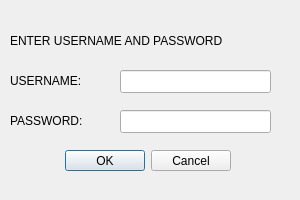
This is FlexVault_Qt/usercreationdialog.ui in andreaslydemann/FlexVault as Qt 5 draws it before an edit. The edited form follows.
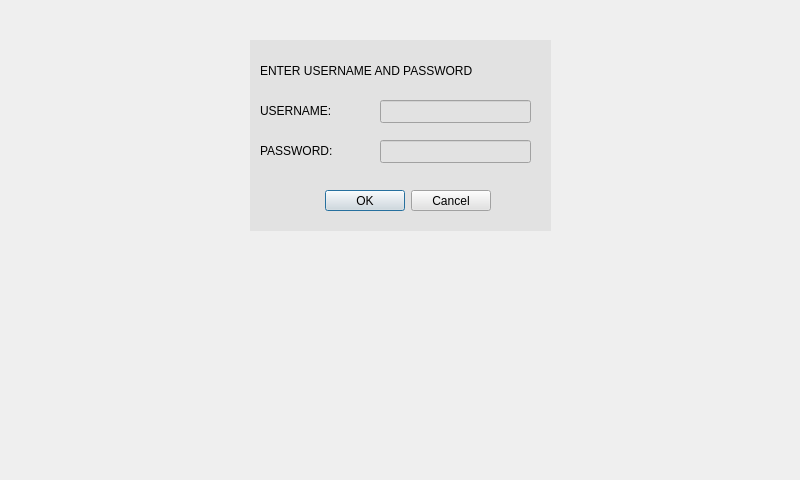
This is the edited form. Custom widgets are drawn as their Qt base class.

Commit message: Added virtual keyboard

```diff
--- a/FlexVault_Qt/usercreationdialog.ui
+++ b/FlexVault_Qt/usercreationdialog.ui
@@ -6,44 +6,44 @@
    <rect>
     <x>0</x>
     <y>0</y>
-    <width>300</width>
-    <height>200</height>
+    <width>800</width>
+    <height>480</height>
    </rect>
   </property>
   <property name="windowTitle">
    <string>Dialog</string>
   </property>
-  <widget class="QLabel" name="userIDLabel">
+  <widget class="QWidget" name="widget" native="true">
    <property name="geometry">
     <rect>
-     <x>10</x>
-     <y>70</y>
-     <width>111</width>
-     <height>21</height>
+     <x>250</x>
+     <y>40</y>
+     <width>301</width>
+     <height>191</height>
     </rect>
    </property>
-   <property name="text">
-    <string>USERNAME:</string>
+   <property name="styleSheet">
+    <string notr="true">border-color: rgb(0, 0, 0);
+background-color: rgb(226, 226, 226);</string>
    </property>
-  </widget>
-  <widget class="QLabel" name="passwordLabel">
+   <widget class="QLabel" name="msgLabel">
    <property name="geometry">
     <rect>
      <x>10</x>
-     <y>110</y>
-     <width>111</width>
+      <y>20</y>
+      <width>301</width>
      <height>21</height>
     </rect>
    </property>
    <property name="text">
-    <string>PASSWORD:</string>
+     <string>ENTER USERNAME AND PASSWORD</string>
    </property>
   </widget>
   <widget class="QLineEdit" name="userIDLineEdit">
    <property name="geometry">
     <rect>
-     <x>120</x>
-     <y>70</y>
+      <x>130</x>
+      <y>60</y>
      <width>151</width>
      <height>23</height>
     </rect>
@@ -52,8 +52,8 @@
   <widget class="QLineEdit" name="passwordLineEdit">
    <property name="geometry">
     <rect>
-     <x>120</x>
-     <y>110</y>
+      <x>130</x>
+      <y>100</y>
      <width>151</width>
      <height>23</height>
     </rect>
@@ -62,7 +62,7 @@
   <widget class="QDialogButtonBox" name="buttonBox">
    <property name="geometry">
     <rect>
-     <x>50</x>
+      <x>60</x>
      <y>150</y>
      <width>181</width>
      <height>21</height>
@@ -75,20 +75,52 @@
     <set>QDialogButtonBox::Cancel|QDialogButtonBox::Ok</set>
    </property>
   </widget>
-  <widget class="QLabel" name="msgLabel">
+   <widget class="QLabel" name="userIDLabel">
    <property name="geometry">
     <rect>
      <x>10</x>
-     <y>30</y>
-     <width>301</width>
+      <y>60</y>
+      <width>111</width>
      <height>21</height>
     </rect>
    </property>
    <property name="text">
-    <string>ENTER USERNAME AND PASSWORD</string>
-   </property>
-  </widget>
- </widget>
+     <string>USERNAME:</string>
+    </property>
+   </widget>
+   <widget class="QLabel" name="passwordLabel">
+    <property name="geometry">
+     <rect>
+      <x>10</x>
+      <y>100</y>
+      <width>111</width>
+      <height>21</height>
+     </rect>
+    </property>
+    <property name="text">
+     <string>PASSWORD:</string>
+    </property>
+   </widget>
+  </widget>
+  <widget class="qvirtualkeyboard" name="virtualKeyboard" native="true">
+   <property name="geometry">
+    <rect>
+     <x>-1</x>
+     <y>249</y>
+     <width>801</width>
+     <height>231</height>
+    </rect>
+   </property>
+  </widget>
+ </widget>
+ <customwidgets>
+  <customwidget>
+   <class>qvirtualkeyboard</class>
+   <extends>QWidget</extends>
+   <header>qvirtualkeyboard.h</header>
+   <container>1</container>
+  </customwidget>
+ </customwidgets>
  <resources/>
  <connections/>
 </ui>
```
Lines whose indentation alone changed are shown as unchanged. The commit also changes 26 other files.
